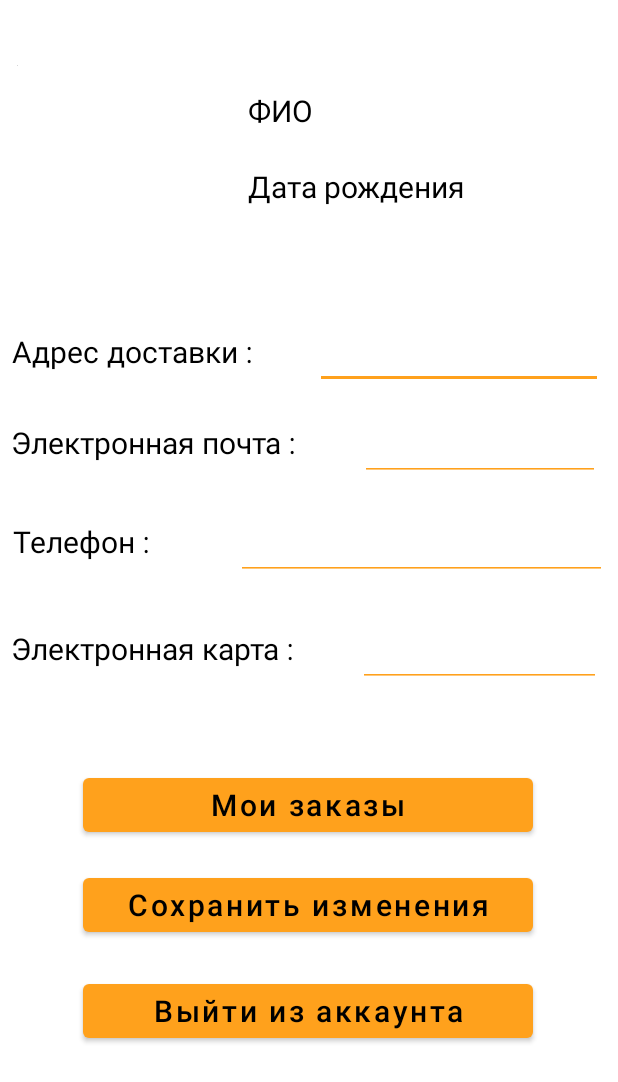
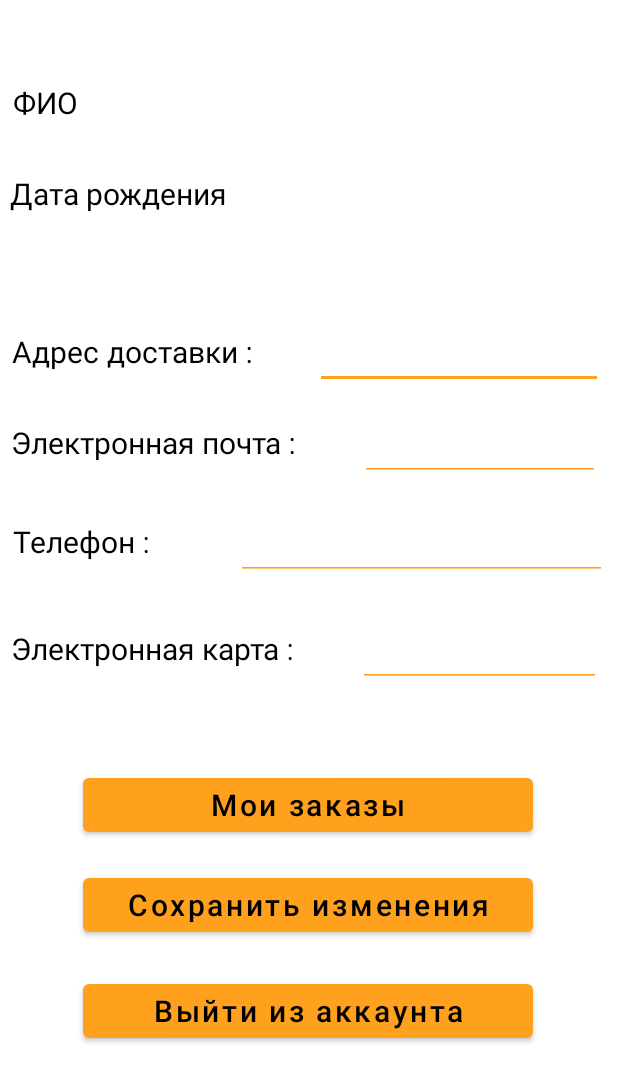
Before and after one commit to NikitaDex/Pizza-Proj, an Android app: the layout fragment_personal.xml on its own in the app's theme, with its tools: preview values and no code run, on a phone screen of 412 x 824 dp. Shown: the top 1082 px of the screen. Run offline under Robolectric (Android 15) with nearby library versions, the phone set to English and light mode, and no system bars; network calls fail.

```diff
--- a/app/src/main/res/layout/fragment_personal.xml
+++ b/app/src/main/res/layout/fragment_personal.xml
@@ -154,31 +154,19 @@
             app:layout_constraintTop_toTopOf="parent"
             app:layout_constraintVertical_bias="0.374" />
 
-        <ImageView
-            android:id="@+id/imageView2"
-            android:layout_width="wrap_content"
-            android:layout_height="wrap_content"
-            app:layout_constraintBottom_toBottomOf="parent"
-            app:layout_constraintEnd_toEndOf="parent"
-            app:layout_constraintHorizontal_bias="0.028"
-            app:layout_constraintStart_toStartOf="parent"
-            app:layout_constraintTop_toTopOf="parent"
-            app:layout_constraintVertical_bias="0.055"
-            tools:src="@tools:sample/avatars" />
-
         <TextView
             android:id="@+id/personalName"
             android:layout_width="103dp"
             android:layout_height="37dp"
             android:text="ФИО"
+            android:textColor="@color/black"
+            android:textSize="20sp"
             app:layout_constraintBottom_toBottomOf="parent"
             app:layout_constraintEnd_toEndOf="parent"
-            app:layout_constraintHorizontal_bias="0.535"
+            app:layout_constraintHorizontal_bias="0.029"
             app:layout_constraintStart_toStartOf="parent"
             app:layout_constraintTop_toTopOf="parent"
-            app:layout_constraintVertical_bias="0.079"
-            android:textColor="@color/black"
-            android:textSize="20sp"/>
+            app:layout_constraintVertical_bias="0.072" />
 
         <TextView
             android:id="@+id/pesonalBirthday"
@@ -189,10 +177,10 @@
             android:textSize="20sp"
             app:layout_constraintBottom_toBottomOf="parent"
             app:layout_constraintEnd_toEndOf="parent"
-            app:layout_constraintHorizontal_bias="0.647"
+            app:layout_constraintHorizontal_bias="0.027"
             app:layout_constraintStart_toStartOf="parent"
             app:layout_constraintTop_toTopOf="parent"
-            app:layout_constraintVertical_bias="0.15" />
+            app:layout_constraintVertical_bias="0.156" />
 
         <Button
             android:id="@+id/leave"
--- a/app/src/main/res/layout/row.xml
+++ b/app/src/main/res/layout/row.xml
@@ -12,6 +12,8 @@
         android:layout_marginStart="20dp"
         android:layout_marginEnd="142dp"
         android:text="TextView"
+        android:textColor="@color/black"
+
         android:textSize="20sp"
         android:textStyle="bold" />
 
@@ -22,6 +24,7 @@
         android:layout_alignParentEnd="true"
         android:layout_marginEnd="20dp"
         android:onClick="deleteTask"
+        android:textColor="@color/black"
         android:text="Отменить" />
 
 </RelativeLayout>
```
